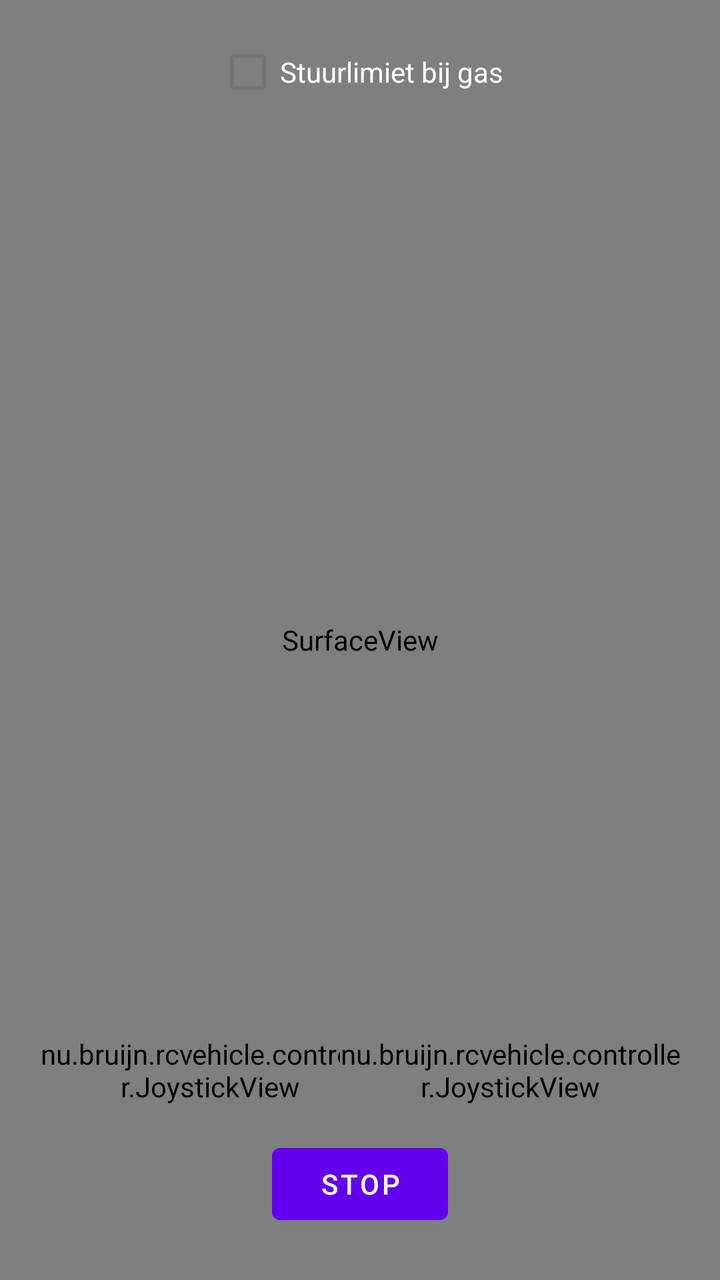
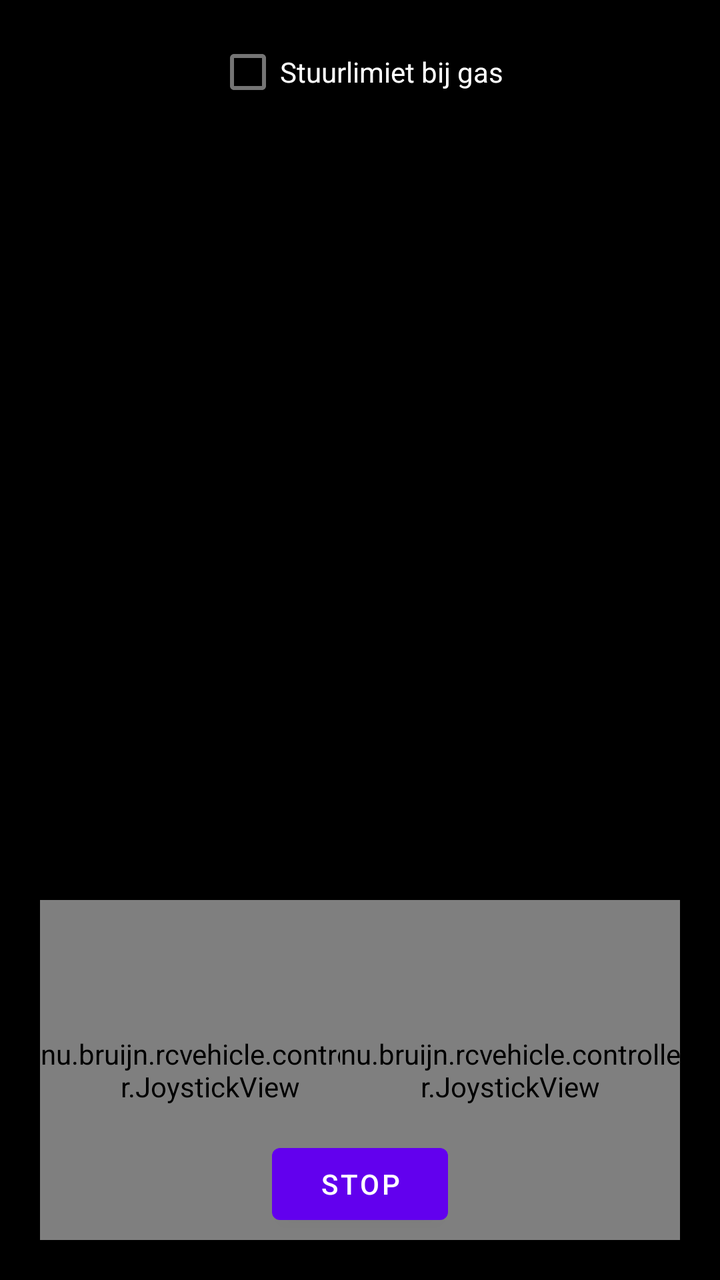

Before-and-after screenshots of an Android layout around one commit, followed by the original layout XML and the change that was made.
<!-- AndroidManifest.xml: application theme Theme.RcVehicle -->
<!-- res/layout/activity_controller_drive.xml -->
<?xml version="1.0" encoding="utf-8"?>
<FrameLayout xmlns:android="http://schemas.android.com/apk/res/android"
    android:layout_width="match_parent"
    android:layout_height="match_parent"
    android:background="@android:color/black">

    <SurfaceView
        android:id="@+id/surfaceVideo"
        android:layout_width="match_parent"
        android:layout_height="match_parent" />

    
    <nu.bruijn.rcvehicle.controller.JoystickView
        android:id="@+id/joystickSteer"
        android:layout_width="170dp"
        android:layout_height="170dp"
        android:layout_gravity="bottom|start"
        android:layout_margin="20dp" />

    
    <nu.bruijn.rcvehicle.controller.JoystickView
        android:id="@+id/joystickThrottle"
        android:layout_width="170dp"
        android:layout_height="170dp"
        android:layout_gravity="bottom|end"
        android:layout_margin="20dp" />

    <Button
        android:id="@+id/buttonStop"
        android:layout_width="wrap_content"
        android:layout_height="wrap_content"
        android:layout_gravity="bottom|center_horizontal"
        android:layout_marginBottom="24dp"
        android:text="@string/controller_stop" />

    <CheckBox
        android:id="@+id/checkSteerLimit"
        android:layout_width="wrap_content"
        android:layout_height="wrap_content"
        android:layout_gravity="top|center_horizontal"
        android:layout_marginTop="12dp"
        android:textColor="@android:color/white"
        android:text="@string/controller_steer_limit" />

    <TextView
        android:id="@+id/textRtcLog"
        android:layout_width="wrap_content"
        android:layout_height="wrap_content"
        android:layout_gravity="top|start"
        android:layout_margin="8dp"
        android:fontFamily="monospace"
        android:textSize="10sp"
        android:textColor="@android:color/white"
        android:maxLines="4" />

</FrameLayout>
<!-- resources referenced by this layout -->
<resources>
  <string name="controller_steer_limit">Stuurlimiet bij gas</string>
  <string name="controller_stop">STOP</string>
  <style name="Theme.RcVehicle" parent="Theme.MaterialComponents.DayNight.NoActionBar" />
</resources>

<!-- the commit's change to res/layout/activity_controller_drive.xml (unified diff, before → after) -->
@@ -1,13 +1,16 @@
 <?xml version="1.0" encoding="utf-8"?>
 <FrameLayout xmlns:android="http://schemas.android.com/apk/res/android"
+    android:id="@+id/videoContainer"
     android:layout_width="match_parent"
     android:layout_height="match_parent"
     android:background="@android:color/black">
 
-    <SurfaceView
-        android:id="@+id/surfaceVideo"
+    
+    <TextureView
+        android:id="@+id/textureVideo"
         android:layout_width="match_parent"
-        android:layout_height="match_parent" />
+        android:layout_height="match_parent"
+        android:layout_gravity="center" />
 
     
     <nu.bruijn.rcvehicle.controller.JoystickView
